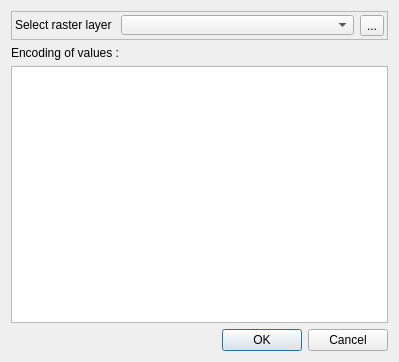
MathieuChailloux/MitiConnect, file ui/raster_data_dialog.ui: the form before one commit.
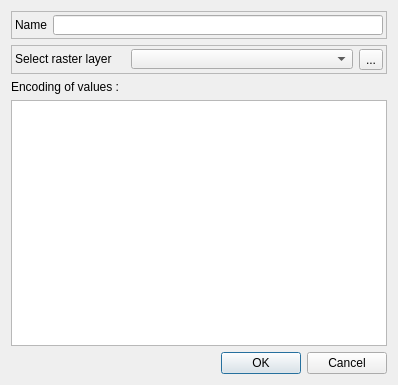
The form after the commit. Custom widgets are drawn as their Qt base class.

What changed in the file:
```diff
--- a/ui/raster_data_dialog.ui
+++ b/ui/raster_data_dialog.ui
@@ -6,15 +6,68 @@
    <rect>
     <x>0</x>
     <y>0</y>
-    <width>399</width>
-    <height>362</height>
+    <width>398</width>
+    <height>385</height>
    </rect>
   </property>
   <property name="windowTitle">
    <string>Dialog</string>
   </property>
-  <layout class="QGridLayout" name="gridLayout">
-   <item row="0" column="0">
+  <layout class="QVBoxLayout" name="verticalLayout">
+   <item>
+    <widget class="QFrame" name="frame_2">
+     <property name="sizePolicy">
+      <sizepolicy hsizetype="Preferred" vsizetype="Minimum">
+       <horstretch>0</horstretch>
+       <verstretch>0</verstretch>
+      </sizepolicy>
+     </property>
+     <property name="frameShape">
+      <enum>QFrame::StyledPanel</enum>
+     </property>
+     <property name="frameShadow">
+      <enum>QFrame::Raised</enum>
+     </property>
+     <layout class="QHBoxLayout" name="horizontalLayout">
+      <property name="leftMargin">
+       <number>3</number>
+      </property>
+      <property name="topMargin">
+       <number>3</number>
+      </property>
+      <property name="rightMargin">
+       <number>3</number>
+      </property>
+      <property name="bottomMargin">
+       <number>3</number>
+      </property>
+      <item>
+       <widget class="QLabel" name="label">
+        <property name="text">
+         <string>Name</string>
+        </property>
+       </widget>
+      </item>
+      <item>
+       <widget class="QLineEdit" name="nameValue">
+        <property name="minimumSize">
+         <size>
+          <width>0</width>
+          <height>20</height>
+         </size>
+        </property>
+        <property name="maximumSize">
+         <size>
+          <width>16777215</width>
+          <height>20</height>
+         </size>
+        </property>
+       </widget>
+      </item>
+     </layout>
+    </widget>
+   </item>
+   <item>
     <widget class="QFrame" name="frame">
      <property name="frameShape">
       <enum>QFrame::StyledPanel</enum>
@@ -39,7 +92,7 @@
        <widget class="QLabel" name="fileLabel">
         <property name="minimumSize">
          <size>
-          <width>100</width>
+          <width>110</width>
           <height>16</height>
          </size>
         </property>
@@ -80,7 +133,7 @@
      </layout>
     </widget>
    </item>
-   <item row="1" column="0">
+   <item>
     <widget class="QLabel" name="encodingLabel">
      <property name="enabled">
       <bool>true</bool>
@@ -90,10 +143,10 @@
      </property>
     </widget>
    </item>
-   <item row="2" column="0">
+   <item>
     <widget class="QTableView" name="rasterDataDialogView"/>
    </item>
-   <item row="3" column="0">
+   <item>
     <widget class="QDialogButtonBox" name="buttonBox">
      <property name="orientation">
       <enum>Qt::Horizontal</enum>
```
